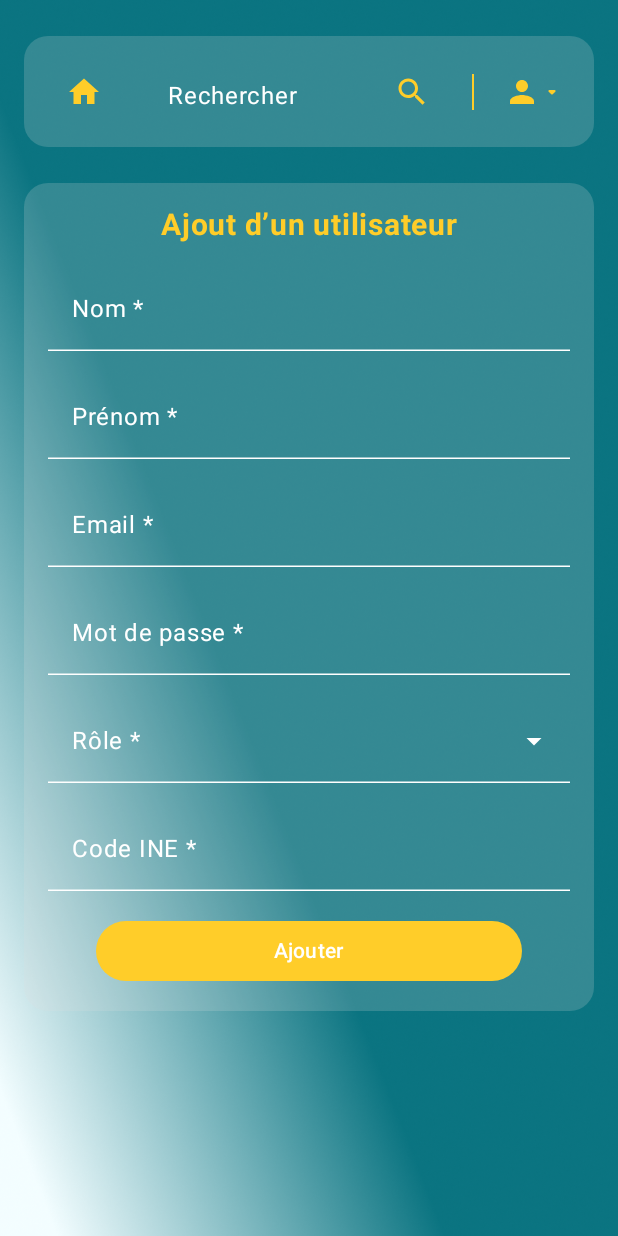
After one commit to AhmedouSalem/Educonnect_Front, an Android app built with Jetpack Compose: the AddUserScreen screen opened through its navigation route, on a phone screen of 412 x 824 dp. The commit adds this screen. Run offline under Robolectric (Android 15) with nearby library versions, the phone set to English and light mode, and no system bars.

Commit message:
Ajout utilisateur et connexion réussi avec adaptation des roles

```diff
--- a/app/src/main/java/com/educonnect/di/Injection.kt
+++ b/app/src/main/java/com/educonnect/di/Injection.kt
@@ -16,6 +16,7 @@ import com.educonnect.repository.MentionRepository
 import com.educonnect.repository.ParcoursRepository
 import com.educonnect.repository.PlanningRepository
 import com.educonnect.repository.SalleRepository
+import com.educonnect.repository.UserRepository
 import com.educonnect.ui.auth.AuthViewModel
 import com.educonnect.ui.building.BuildingViewModel
 import com.educonnect.ui.campus.CampusViewModel
@@ -100,6 +101,11 @@ object Injection {
         )
     }
 
+    /** Add User: Etudiant professeur*/
+    fun provideUserService(): UserRepository {
+        return UserRepository(NetworkModule.userApi)
+    }
+
     /** Mention **/
     fun provideMentionRepository(): MentionRepository {
         return MentionRepository()
--- a/app/src/main/java/com/educonnect/di/NetworkModule.kt
+++ b/app/src/main/java/com/educonnect/di/NetworkModule.kt
@@ -9,6 +9,7 @@ import com.educonnect.repository.MentionService
 import com.educonnect.repository.ParcoursService
 import com.educonnect.repository.PlanningService
 import com.educonnect.repository.SalleService
+import com.educonnect.repository.UserService
 import okhttp3.OkHttpClient
 import okhttp3.logging.HttpLoggingInterceptor
 import retrofit2.Retrofit
@@ -77,4 +78,7 @@ object NetworkModule {
      */
     val planningService: PlanningService = retrofit.create(PlanningService::class.java)
 
+    /**Instance de UserService*/
+    val userApi: UserService =retrofit.create(UserService::class.java)
+
 }
--- a/app/src/main/java/com/educonnect/model/MentionDto.kt
+++ b/app/src/main/java/com/educonnect/model/MentionDto.kt
@@ -1,5 +1,6 @@
 package com.educonnect.model
 
 data class MentionDto(
+    val id: Int,
     val intitule: String
 )
--- /dev/null
+++ b/app/src/main/java/com/educonnect/repository/UserService.kt
@@ -0,0 +1,30 @@
+package com.educonnect.repository
+
+
+import com.educonnect.model.MentionDto
+import com.educonnect.model.ParcoursDto
+import com.educonnect.model.StudentDto
+import com.educonnect.model.TeacherDto
+import retrofit2.Response
+import retrofit2.http.Body
+import retrofit2.http.GET
+import retrofit2.http.POST
+
+interface UserService {
+    @POST("/api/students")
+    suspend fun createStudent(@Body student: StudentDto): Response<Unit>
+
+    @POST("/api/teachers")
+    suspend fun createTeacher(@Body teacher: TeacherDto): Response<Unit>
+
+
+    @GET("/api/mention/mentions")
+    suspend fun getMentions(): Response<List<MentionDto>>
+
+    @GET("/api/parcours/parcours/all")
+    suspend fun getAllParcours(): Response<List<ParcoursDto>>
+
+
+
+
+}
--- a/app/src/main/java/com/educonnect/ui/auth/AuthViewModel.kt
+++ b/app/src/main/java/com/educonnect/ui/auth/AuthViewModel.kt
@@ -36,7 +36,7 @@ class AuthViewModel(private val loginUseCase: LoginUseCase) : ViewModel() {
             response.collect { result ->
                 Log.d("AuthViewModel", "Result from loginUseCase: $result")
                 when (result.lowercase()) {
-                    "admin", "student", "teacher" -> {
+                    "admin", "etudiant", "professeur" -> {
                         Log.d("AuthViewModel", "User Role Set: $result")
                         _userRole.emit(result)  // Utiliser `emit` pour forcer l'émission
                     }
--- /dev/null
+++ b/app/src/main/java/com/educonnect/ui/components/ScrollableFormLayout.kt
@@ -0,0 +1,69 @@
+package com.educonnect.ui.components
+
+import androidx.compose.foundation.Image
+import androidx.compose.foundation.background
+import androidx.compose.foundation.layout.*
+import androidx.compose.foundation.rememberScrollState
+import androidx.compose.foundation.shape.RoundedCornerShape
+import androidx.compose.foundation.verticalScroll
+import androidx.compose.runtime.Composable
+import androidx.compose.runtime.CompositionLocalProvider
+import androidx.compose.ui.Alignment
+import androidx.compose.ui.Modifier
+import androidx.compose.ui.draw.clip
+import androidx.compose.ui.graphics.Color
+import androidx.compose.ui.layout.ContentScale
+import androidx.compose.ui.res.painterResource
+import androidx.compose.ui.unit.Dp
+import androidx.compose.ui.unit.dp
+import com.educonnect.R
+import com.educonnect.ui.theme.OnPrimaryOpacity
+
+@Composable
+fun ScrollableFormLayout(
+    modifier: Modifier = Modifier,
+    maxWidth: Dp = 600.dp,
+    contentPadding: Dp = 16.dp,
+    topContent: @Composable (() -> Unit)? = null, // ✅ nouveau paramètre
+    content: @Composable ColumnScope.() -> Unit
+) {
+    Box(
+        modifier = modifier
+            .fillMaxSize()
+            .background(Color.Transparent)
+    ) {
+        // 🌄 Background image
+        Image(
+            painter = painterResource(id = R.drawable.app_background),
+            contentDescription = null,
+            contentScale = ContentScale.Crop,
+            modifier = Modifier.fillMaxSize()
+        )
+
+        Column(
+            modifier = Modifier
+                .fillMaxSize()
+                .statusBarsPadding()
+                .verticalScroll(rememberScrollState())
+                .padding(horizontal = 16.dp, vertical = 24.dp),
+            horizontalAlignment = Alignment.CenterHorizontally
+        ) {
+            // ✅ Affiche la top bar en dehors du formulaire scrollable
+            topContent?.invoke()
+
+            Spacer(modifier = Modifier.height(24.dp))
+
+            // 📄 Formulaire dans une card
+            Column(
+                modifier = Modifier
+                    .widthIn(max = maxWidth)
+                    .clip(RoundedCornerShape(16.dp))
+                    .background(OnPrimaryOpacity.copy(alpha = 0.2f))
+                    .padding(contentPadding),
+                verticalArrangement = Arrangement.spacedBy(16.dp),
+                horizontalAlignment = Alignment.CenterHorizontally,
+                content = content
+            )
+        }
+    }
+}
--- a/app/src/main/java/com/educonnect/ui/home/AdminHomeScreen.kt
+++ b/app/src/main/java/com/educonnect/ui/home/AdminHomeScreen.kt
@@ -100,7 +100,10 @@ fun AdminHomeScreen(
                 Spacer(modifier = Modifier.height(16.dp))
 
                 Button(
-                    onClick = { /* TODO: Ajouter un utilisateur */ },
+                    onClick = { /* TODO: Ajouter Gestion des utilisateurs */
+
+                        navController.navigate(Screen.AddUser.route)
+                    },
                     colors = ButtonDefaults.buttonColors(containerColor = Primary),
                     modifier = Modifier.padding(horizontal = 12.dp, vertical = 12.dp)
                 ) {
--- a/app/src/main/java/com/educonnect/ui/navigation/AppNavigation.kt
+++ b/app/src/main/java/com/educonnect/ui/navigation/AppNavigation.kt
@@ -6,6 +6,7 @@ import androidx.compose.ui.platform.LocalContext
 import androidx.navigation.NavHostController
 import androidx.navigation.compose.NavHost
 import androidx.navigation.compose.composable
+import com.educonnect.di.Injection
 import com.educonnect.ui.auth.ResponsiveLoginScreen
 import com.educonnect.ui.building.AddBuildingScreen
 import com.educonnect.ui.campus.AddCampusScreen
@@ -14,6 +15,7 @@ import com.educonnect.ui.home.StudentHomeScreen
 import com.educonnect.ui.home.TeacherHomeScreen
 import com.educonnect.ui.planning.AddPlanningScreen
 import com.educonnect.ui.salle.AddSalleScreen
+import com.educonnect.ui.users.AddUserScreen
 
 @Composable
 fun AppNavigation(
@@ -33,10 +35,10 @@ fun AppNavigation(
                     "admin" -> navController.navigate(Screen.AdminHome.route) {
                         popUpTo(Screen.Login.route) { inclusive = true }
                     }
-                    "student" -> navController.navigate(Screen.StudentHome.route) {
+                    "etudiant" -> navController.navigate(Screen.StudentHome.route) {
                         popUpTo(Screen.Login.route) { inclusive = true }
                     }
-                    "teacher" -> navController.navigate(Screen.TeacherHome.route) {
+                    "professeur" -> navController.navigate(Screen.TeacherHome.route) {
                         popUpTo(Screen.Login.route) { inclusive = true }
                     }
                 }
@@ -102,5 +104,16 @@ fun AppNavigation(
                 },
             )
         }
+
+        composable(Screen.AddUser.route) {
+            AddUserScreen(
+                context = context, // ou LocalContext.current
+                navController = navController,
+                userService = Injection.provideUserService(),
+                onLogout = {
+                    // action de déconnexion
+                }
+            )
+        }
     }
 }
--- a/app/src/main/java/com/educonnect/ui/navigation/Screen.kt
+++ b/app/src/main/java/com/educonnect/ui/navigation/Screen.kt
@@ -9,4 +9,6 @@ sealed class Screen(val route: String) {
     object AddCampus : Screen("add_campus")
     object AddBuilding : Screen("add_building")
     object AddSalle : Screen("add_salle")
+    object AddUser : Screen("add_user")
+
 }
--- /dev/null
+++ b/app/src/main/java/com/educonnect/ui/users/AddUserScreen.kt
@@ -0,0 +1,152 @@
+package com.educonnect.ui.users
+
+import CustomTopAppBar
+import android.content.Context
+import android.util.Log
+import android.widget.Toast
+import androidx.compose.runtime.*
+import androidx.compose.ui.platform.LocalContext
+import androidx.navigation.NavController
+import com.educonnect.model.UserCreationRequest
+import com.educonnect.repository.UserRepository
+import com.educonnect.ui.components.*
+import com.educonnect.ui.navigation.Screen
+import kotlinx.coroutines.launch
+
+@Composable
+fun AddUserScreen(
+    context: Context,
+    navController: NavController,
+    userService: UserRepository,
+    onLogout: () -> Unit
+) {
+    val roleUiToBackend = mapOf(
+        "Étudiant" to "ETUDIANT",
+        "Professeur" to "PROFESSEUR"
+    )
+
+    val scope = rememberCoroutineScope()
+
+    var nom by remember { mutableStateOf("") }
+    var prenom by remember { mutableStateOf("") }
+    var email by remember { mutableStateOf("") }
+    var password by remember { mutableStateOf("") }
+    var codeIne by remember { mutableStateOf("") }
+    var selectedRoleUi by remember { mutableStateOf("") }
+    val roleBackend = roleUiToBackend[selectedRoleUi] ?: ""
+    var parcours by remember { mutableStateOf("") }
+    var niveau by remember { mutableStateOf("") } // Pour Étudiant
+    var specialite by remember { mutableStateOf("") } // Pour Professeur
+    var matieresInput by remember { mutableStateOf("") } // Pour Professeur
+
+    val parcoursList = remember { mutableStateListOf<String>() }
+    val mentionList = remember { mutableStateListOf<String>() }
+
+    LaunchedEffect(Unit) {
+        scope.launch {
+            try {
+                val parcoursListResult = userService.getAllParcours()
+                val mentionListResult = userService.getAllMentions()
+
+                parcoursList.clear()
+                parcoursList.addAll(parcoursListResult.map { it.code })
+
+                mentionList.clear()
+                mentionList.addAll(mentionListResult.map { it.intitule })
+
+            } catch (e: Exception) {
+                Toast.makeText(context, "Erreur chargement données: ${e.message}", Toast.LENGTH_LONG).show()
+            }
+        }
+    }
+
+
+    ScrollableFormLayout(
+        topContent = {
+            CustomTopAppBar(
+                onHomeClick = { navController.navigate(Screen.AdminHome.route) },
+                onSearch = { },
+                onProfileClick = { },
+                onLogoutClick = { onLogout() }
+            )
+        }
+    ) {
+        CustomAdminAddPageTitleTextView(text = "Ajout d’un utilisateur")
+
+        CustomAdminFormTextField(value = nom, label = "Nom") { nom = it }
+        CustomAdminFormTextField(value = prenom, label = "Prénom") { prenom = it }
+        CustomAdminFormTextField(value = email, label = "Email") { email = it }
+        CustomAdminFormTextField(value = password, label = "Mot de passe") { password = it }
+
+        CustomDropdown(
+            label = "Rôle",
+            items = listOf("Étudiant", "Professeur"),
+            selectedItem = selectedRoleUi,
+            onItemSelected = { selectedRoleUi = it }
+        )
+
+        CustomAdminFormTextField(value = codeIne, label = "Code INE") { codeIne = it }
+
+        if (selectedRoleUi == "Étudiant") {
+            CustomDropdown(
+                label = "Parcours",
+                items = parcoursList,
+                selectedItem = parcours,
+                onItemSelected = { parcours = it }
+            )
+            CustomDropdown(
+                label = "Niveau",
+                items = mentionList,
+                selectedItem = niveau,
+                onItemSelected = { niveau = it }
+            )
+        }
+
+        if (selectedRoleUi == "Professeur") {
+            // Ici, on remplace la liste déroulante par un champ texte
+            CustomAdminFormTextField(value = parcours, label = "Parcours") { parcours = it }
+
+            CustomAdminFormTextField(value = specialite, label = "Spécialité") { specialite = it }
+
+            CustomAdminFormTextField(
+                value = matieresInput,
+                label = "Matières (séparées par des virgules)"
+            ) { matieresInput = it }
+        }
+
+
+        CustomAdminAddButton(
+            buttonText = "Ajouter",
+            onAddClick = {
+                if (codeIne.isBlank()) {
+                    Toast.makeText(context, "Veuillez remplir le code INE", Toast.LENGTH_SHORT).show()
+                    return@CustomAdminAddButton
+                }
+                val user = UserCreationRequest(
+                    nom = nom,
+                    prenom = prenom,
+                    email = email,
+                    password = password,
+                    codeINE = codeIne,
+                    role = roleBackend,
+                    parcours = parcours.takeIf { it.isNotBlank() },
+                    niveau = niveau.takeIf { selectedRoleUi == "Étudiant" },
+                    specialite = specialite.takeIf { selectedRoleUi == "Professeur" },
+                    matieres = if (selectedRoleUi == "Professeur" && matieresInput.isNotBlank())
+                        matieresInput.split(",").map { it.trim() }
+                    else null
+                )
+
+                scope.launch {
+                    try {
+                        userService.addUser(user)
+                        Log.d("Données envoyées", user.toString())
+                        Toast.makeText(context, "Ajout d'utilisateur réussi", Toast.LENGTH_SHORT).show()
+                    } catch (e: Exception) {
+                        Toast.makeText(context, "Erreur : ${e.message}", Toast.LENGTH_LONG).show()
+                    }
+                }
+            }
+        )
+    }
+}
--- a/app/src/main/res/values/strings.xml
+++ b/app/src/main/res/values/strings.xml
@@ -1,7 +1,7 @@
 <resources>
     <string name="app_name">Educonnect_Front</string>
     <string name="welcome">Bienvenue</string>
-    <string name="ajouter_un_utilisateur">AJOUTER UN UTILISATEUR</string>
+    <string name="ajouter_un_utilisateur">GÉRER LES UTILISATEURS</string>
     <string name="ajouter_un_planning">AJOUTER UN PLANNING</string>
     <string name="ajout_d_un_planning">Ajout d\'un planning</string>
     <string name="ajouter_un_campus">AJOUTER UN CAMPUS</string>
```
Also changed, not shown: app/src/main/java/com/educonnect/model/StudentDto.kt (added, +15 -0 lines), app/src/main/java/com/educonnect/model/TeacherDto.kt (added, +14 -0 lines), app/src/main/java/com/educonnect/model/UserCreationRequest.kt (added, +15 -0 lines), app/src/main/java/com/educonnect/repository/UserRepository.kt (added, +57 -0 lines).
